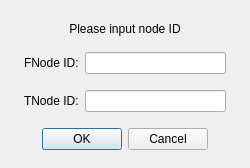
This is dialog.ui in goolhanrry/Navigator as Qt 5 draws it before an edit. The edited form follows.
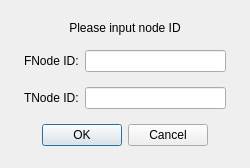
This is the edited form.

Diff of the .ui file:
```diff
--- a/dialog.ui
+++ b/dialog.ui
@@ -33,7 +33,7 @@
     <number>24</number>
    </property>
    <property name="bottomMargin">
-    <number>6</number>
+    <number>10</number>
    </property>
    <item row="4" column="0">
     <widget class="QLabel" name="TNodeLabel">
```
